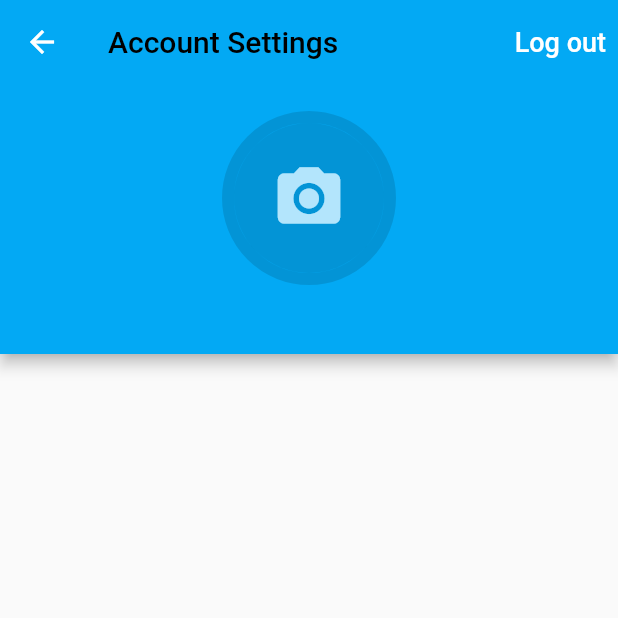
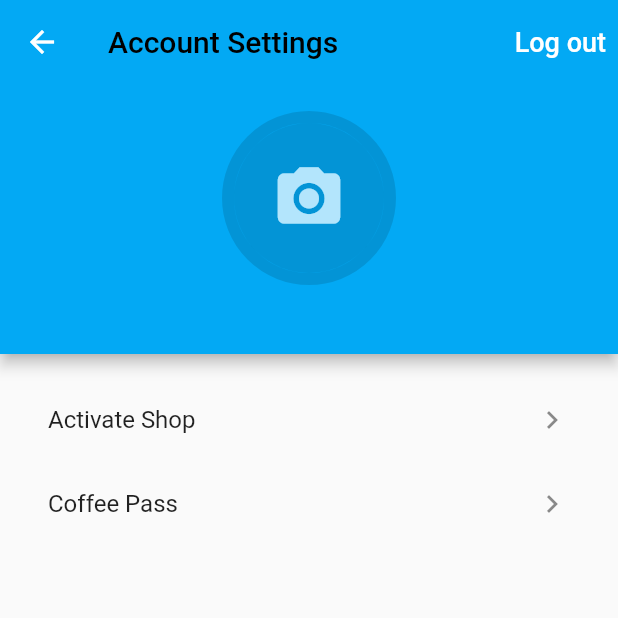
Before and after one commit to derrabeh/coffeasy, a Flutter app: the AccountPage screen opened directly, on a phone screen of 412 x 824 dp, the top half of it. Run offline on Flutter 3.47's test engine with Material 2 defaults, Android fonts, the phone set to English and light mode, and no system bars; our stand-ins replace cloud_firestore, firebase_auth, firebase_core, google_sign_in; accounts and stored records are empty.

Commit message:
Change navigation structure, changed activate shop to account

```diff
--- a/lib/home/account/account_page.dart
+++ b/lib/home/account/account_page.dart
@@ -1,5 +1,6 @@
 import 'package:coffeasy/common_widgets/avatar.dart';
 import 'package:coffeasy/common_widgets/show_alert_dialog.dart';
+import 'package:coffeasy/home/account/shop_activate_page.dart';
 import 'package:coffeasy/services/auth.dart';
 import 'package:firebase_auth/firebase_auth.dart';
 import 'package:flutter/material.dart';
@@ -30,12 +31,17 @@ class AccountPage extends StatelessWidget {
     }
   }
 
+  void _shopActivatePage(BuildContext context) {
+    Navigator.of(context).push(MaterialPageRoute<void>(
+      builder: (context) => ShopActivatePage(),
+      fullscreenDialog: true,
+    ));
+  }
+
   @override
   Widget build(BuildContext context) {
     //to access user obj in acc page:
     final auth = Provider.of<AuthBase>(context, listen: false);
-
-
     return Scaffold(
       appBar: AppBar(
         title: Text('Account Settings'),
@@ -56,6 +62,7 @@ class AccountPage extends StatelessWidget {
           child: _buildUserInfo(auth.currentUser!),
         ),
       ),
+      body: _buildContents(context),
     );
   }
 
@@ -74,4 +81,32 @@ class AccountPage extends StatelessWidget {
     );
   }
 
+  Widget _buildContents(BuildContext context) {
+    //the buildContent is private as it is uniquely created
+    //for the sign in page, so it's not reusable and hence
+    //is unnecessary to be public.
+
+    return Padding(
+      padding: EdgeInsets.all(16),
+      child: SingleChildScrollView(
+        child: Column(
+          mainAxisAlignment: MainAxisAlignment.center,
+          crossAxisAlignment: CrossAxisAlignment.stretch,
+          children: <Widget>[
+            ListTile(
+              title: Text('Activate Shop'),
+              trailing: Icon(Icons.chevron_right),
+              onTap: () => _shopActivatePage(context),
+            ),
+            ListTile(
+              title: Text('Coffee Pass'),
+              trailing: Icon(Icons.chevron_right),
+              onTap: (){},
+            ),
+          ],
+        ),
+      ),
+    );
+  }
+
 }
--- a/lib/home/account/shop_activate_page.dart
+++ b/lib/home/account/shop_activate_page.dart
@@ -1,4 +1,3 @@
-import 'package:coffeasy/APP/sign_in/sign_in_button.dart';
 import 'package:coffeasy/common_widgets/form_submit_button.dart';
 import 'package:coffeasy/home/account/shop_set_up_page.dart';
 import 'package:flutter/material.dart';
```
